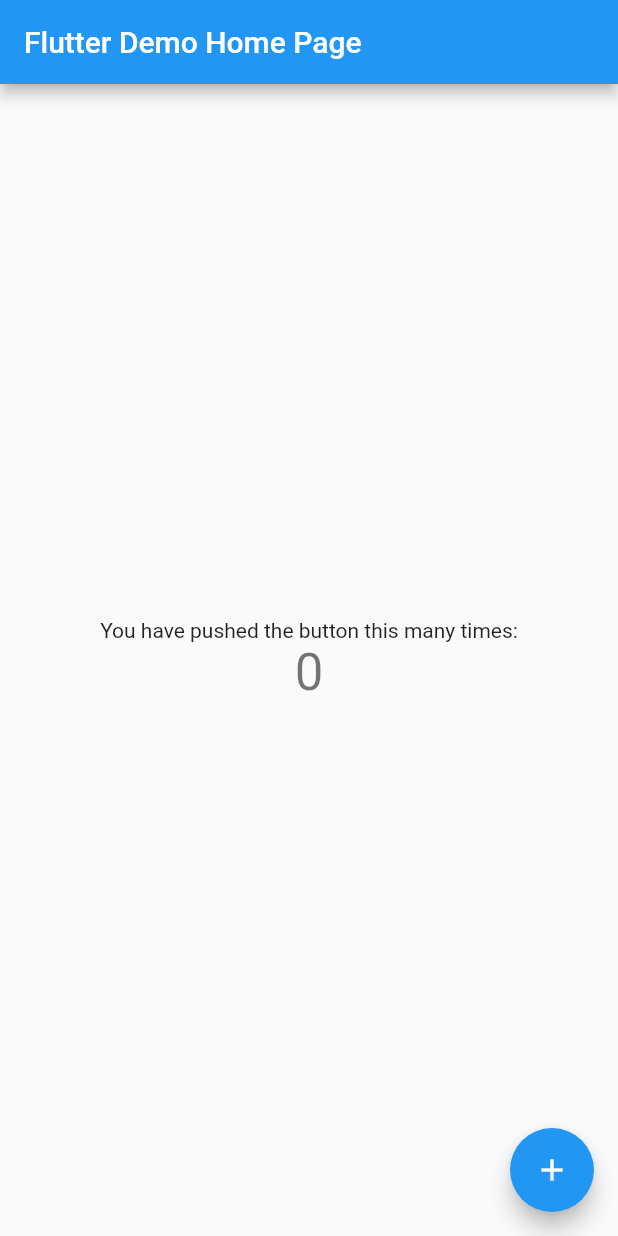
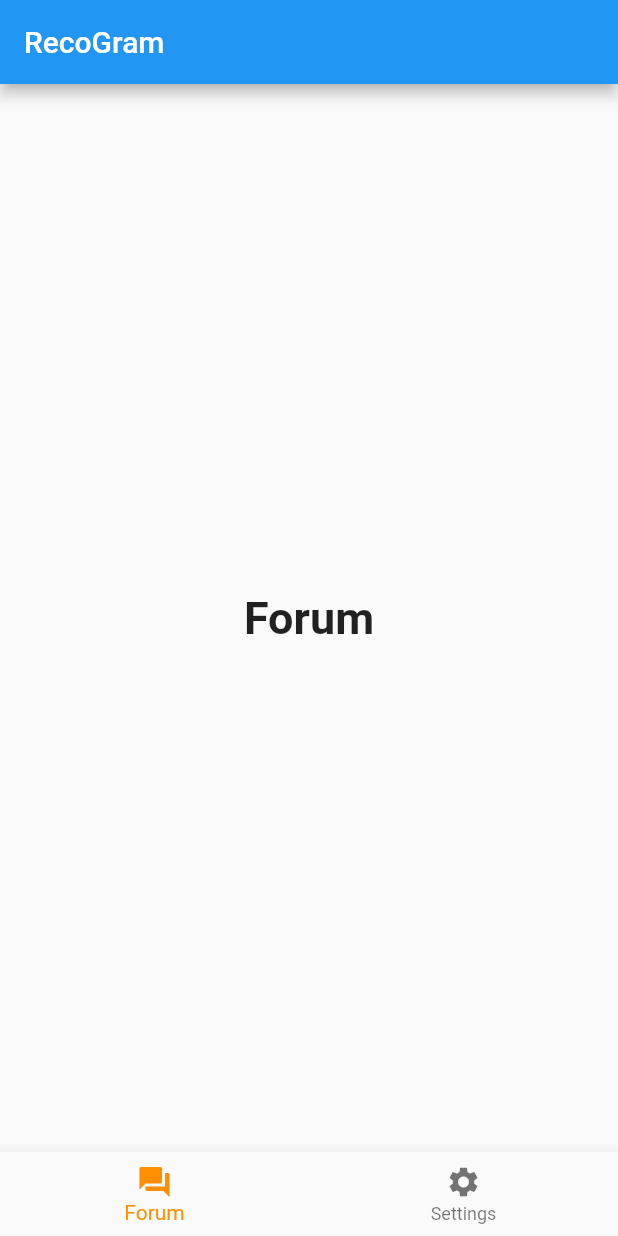
Before and after one commit to GDSC-BUK/sc-22.mobile, a Flutter app: the screen it shows after launch, on a phone screen of 412 x 824 dp. Run offline on Flutter 3.47's test engine with Material 2 defaults, Android fonts, the phone set to English and light mode, and no system bars.

Commit message:
updates on home widget, adds bottom bar

```diff
--- a/lib/main.dart
+++ b/lib/main.dart
@@ -1,115 +1,76 @@
 import 'package:flutter/material.dart';
 
-void main() {
-  runApp(const MyApp());
-}
+void main() => runApp(const App());
 
-class MyApp extends StatelessWidget {
-  const MyApp({Key? key}) : super(key: key);
+class App extends StatelessWidget {
+  const App({Key? key}) : super(key: key);
 
-  // This widget is the root of your application.
+  static const String _title = 'Flutter Code Sample';
+
   @override
   Widget build(BuildContext context) {
-    return MaterialApp(
-      title: 'Flutter Demo',
-      theme: ThemeData(
-        // This is the theme of your application.
-        //
-        // Try running your application with "flutter run". You'll see the
-        // application has a blue toolbar. Then, without quitting the app, try
-        // changing the primarySwatch below to Colors.green and then invoke
-        // "hot reload" (press "r" in the console where you ran "flutter run",
-        // or simply save your changes to "hot reload" in a Flutter IDE).
-        // Notice that the counter didn't reset back to zero; the application
-        // is not restarted.
-        primarySwatch: Colors.blue,
-      ),
-      home: const MyHomePage(title: 'Flutter Demo Home Page'),
+    return const MaterialApp(
+      title: _title,
+      home: Home(),
     );
   }
 }
 
-class MyHomePage extends StatefulWidget {
-  const MyHomePage({Key? key, required this.title}) : super(key: key);
-
-  // This widget is the home page of your application. It is stateful, meaning
-  // that it has a State object (defined below) that contains fields that affect
-  // how it looks.
-
-  // This class is the configuration for the state. It holds the values (in this
-  // case the title) provided by the parent (in this case the App widget) and
-  // used by the build method of the State. Fields in a Widget subclass are
-  // always marked "final".
-
-  final String title;
+class Home extends StatefulWidget {
+  const Home({Key? key}) : super(key: key);
 
   @override
-  State<MyHomePage> createState() => _MyHomePageState();
+  State<Home> createState() => _HomeState();
 }
 
-class _MyHomePageState extends State<MyHomePage> {
-  int _counter = 0;
+class _HomeState extends State<Home> {
+  int _selectedIndex = 0;
+  static const TextStyle optionStyle =
+      TextStyle(fontSize: 30, fontWeight: FontWeight.bold);
+  static const List<Widget> _widgetOptions = <Widget>[
+    Text(
+      'Forum',
+      style: optionStyle,
+    ),
+    Text(
+      'Settings',
+      style: optionStyle,
+    ),
+  ];
 
-  void _incrementCounter() {
+  void _onItemTapped(int index) {
     setState(() {
-      // This call to setState tells the Flutter framework that something has
-      // changed in this State, which causes it to rerun the build method below
-      // so that the display can reflect the updated values. If we changed
-      // _counter without calling setState(), then the build method would not be
-      // called again, and so nothing would appear to happen.
-      _counter++;
+      _selectedIndex = index;
     });
   }
 
   @override
   Widget build(BuildContext context) {
-    // This method is rerun every time setState is called, for instance as done
-    // by the _incrementCounter method above.
-    //
-    // The Flutter framework has been optimized to make rerunning build methods
-    // fast, so that you can just rebuild anything that needs updating rather
-    // than having to individually change instances of widgets.
     return Scaffold(
       appBar: AppBar(
-        // Here we take the value from the MyHomePage object that was created by
-        // the App.build method, and use it to set our appbar title.
-        title: Text(widget.title),
+        title: const Text(
+          'RecoGram',
+          style: TextStyle(color: Colors.white),
+        ),
       ),
       body: Center(
-        // Center is a layout widget. It takes a single child and positions it
-        // in the middle of the parent.
-        child: Column(
-          // Column is also a layout widget. It takes a list of children and
-          // arranges them vertically. By default, it sizes itself to fit its
-          // children horizontally, and tries to be as tall as its parent.
-          //
-          // Invoke "debug painting" (press "p" in the console, choose the
-          // "Toggle Debug Paint" action from the Flutter Inspector in Android
-          // Studio, or the "Toggle Debug Paint" command in Visual Studio Code)
-          // to see the wireframe for each widget.
-          //
-          // Column has various properties to control how it sizes itself and
-          // how it positions its children. Here we use mainAxisAlignment to
-          // center the children vertically; the main axis here is the vertical
-          // axis because Columns are vertical (the cross axis would be
-          // horizontal).
-          mainAxisAlignment: MainAxisAlignment.center,
-          children: <Widget>[
-            const Text(
-              'You have pushed the button this many times:',
-            ),
-            Text(
-              '$_counter',
-              style: Theme.of(context).textTheme.headline4,
-            ),
-          ],
-        ),
+        child: _widgetOptions.elementAt(_selectedIndex),
       ),
-      floatingActionButton: FloatingActionButton(
-        onPressed: _incrementCounter,
-        tooltip: 'Increment',
-        child: const Icon(Icons.add),
-      ), // This trailing comma makes auto-formatting nicer for build methods.
+      bottomNavigationBar: BottomNavigationBar(
+        items: const <BottomNavigationBarItem>[
+          BottomNavigationBarItem(
+            icon: Icon(Icons.forum),
+            label: 'Forum',
+          ),
+          BottomNavigationBarItem(
+            icon: Icon(Icons.settings),
+            label: 'Settings',
+          ),
+        ],
+        currentIndex: _selectedIndex,
+        selectedItemColor: Colors.amber[800],
+        onTap: _onItemTapped,
+      ),
     );
   }
 }
```
Also changed, not shown: 21 other files.
